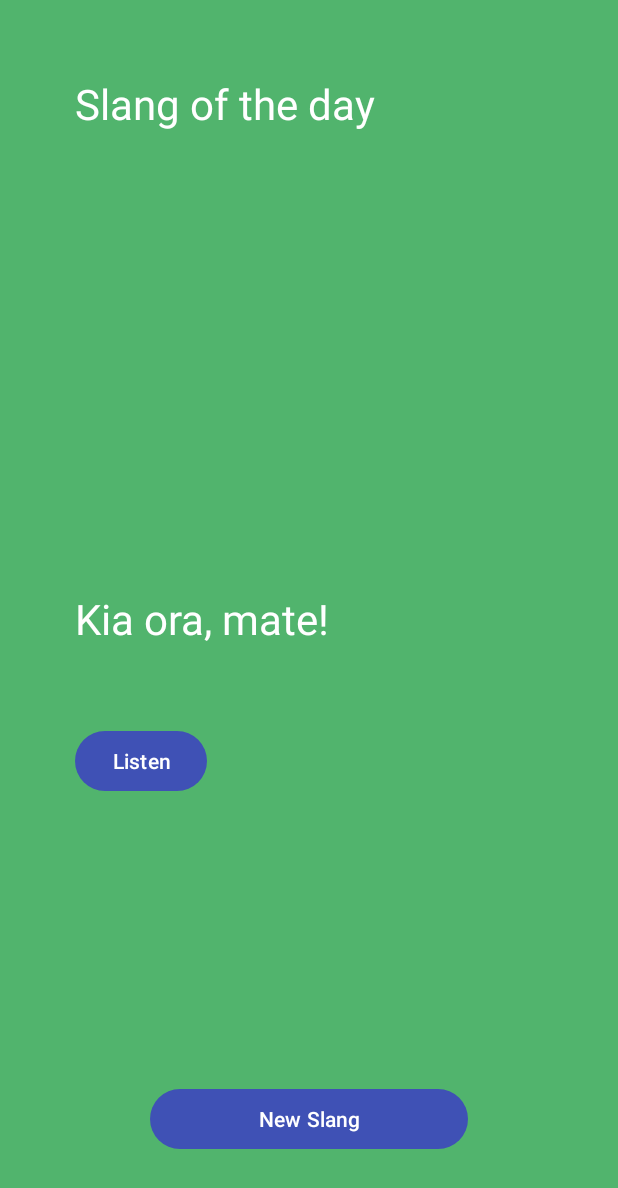
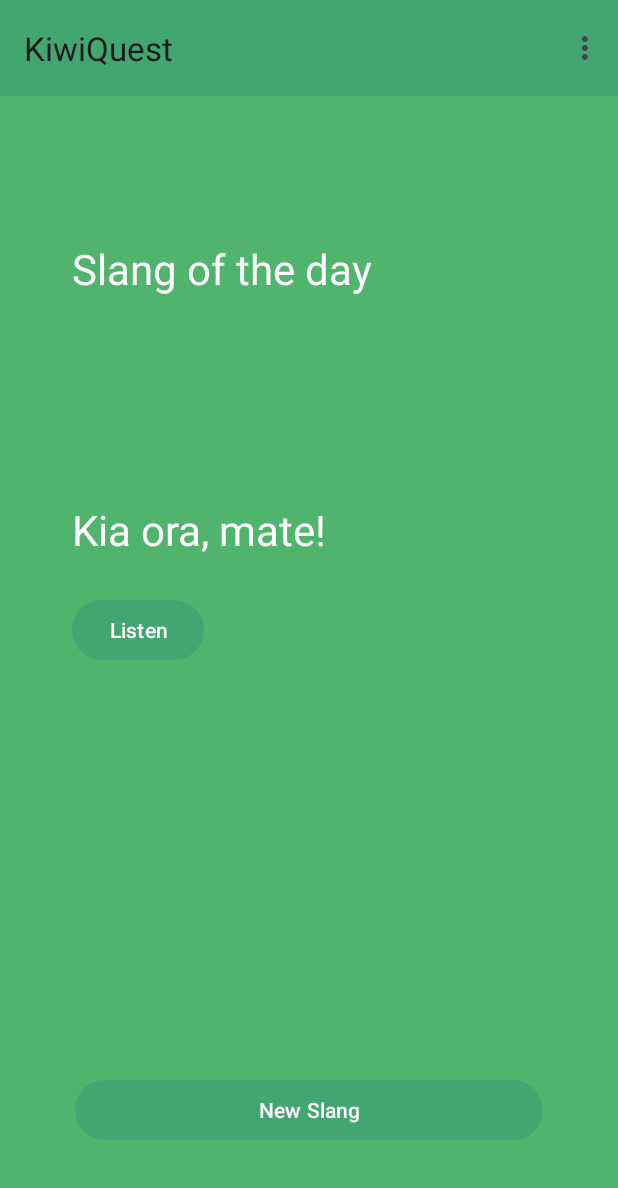
Before and after one commit to jonathanbcsouza/kiwi-slang-generator, an Android app: the screen it shows after launch (MainActivity), on a phone screen of 412 x 824 dp. Shown: the top 1188 px of the screen. Run offline under Robolectric (Android 15) with nearby library versions, the phone set to English and light mode, and no system bars; our stand-ins replace Firebase (no records; nobody signed in at launch, a user with empty details on screens opened directly).

Commit message:
feat: add toolbar (menu)

```diff
--- a/app/src/main/res/layout/activity_main.xml
+++ b/app/src/main/res/layout/activity_main.xml
@@ -6,36 +6,49 @@
     android:layout_width="match_parent"
     android:layout_height="match_parent"
     android:background="@color/background_color"
-    android:padding="@dimen/default_padding"
     tools:context=".MainActivity">
+
+    <androidx.appcompat.widget.Toolbar
+        android:id="@+id/toolbar"
+        android:layout_width="match_parent"
+        android:layout_height="?attr/actionBarSize"
+        android:background="?attr/colorPrimary"
+        app:layout_constraintTop_toTopOf="parent"
+        android:padding="0dp" />
 
     <TextView
         android:id="@+id/title"
         style="@style/Header"
         android:layout_width="wrap_content"
         android:layout_height="wrap_content"
+        android:layout_marginStart="48dp"
+        android:layout_marginTop="96dp"
         android:text="@string/header"
         app:layout_constraintStart_toStartOf="parent"
-        app:layout_constraintTop_toTopOf="parent" />
+        app:layout_constraintTop_toBottomOf="@+id/toolbar" />
 
     <TextView
         android:id="@+id/msg"
         style="@style/SlangText"
-        android:layout_width="wrap_content"
+        android:layout_width="0dp"
         android:layout_height="wrap_content"
+        android:layout_marginStart="48dp"
+        android:layout_marginEnd="48dp"
+        android:layout_marginTop="136dp"
         android:text="@string/welcome"
-        app:layout_constraintBottom_toBottomOf="parent"
+        app:layout_constraintEnd_toEndOf="parent"
         app:layout_constraintStart_toStartOf="parent"
-        app:layout_constraintTop_toTopOf="parent" />
+        app:layout_constraintTop_toBottomOf="@+id/title" />
 
     <Button
         android:id="@+id/btnSpeak"
         android:layout_width="wrap_content"
         android:layout_height="wrap_content"
-        android:layout_marginTop="52dp"
+        android:layout_marginStart="48dp"
+        android:layout_marginTop="24dp"
         android:text="@string/speak"
-        app:layout_constraintTop_toBottomOf="@+id/msg"
-        tools:layout_editor_absoluteX="0dp" />
+        app:layout_constraintStart_toStartOf="parent"
+        app:layout_constraintTop_toBottomOf="@+id/msg" />
 
     <Button
         android:id="@+id/btnCreateNew"
@@ -43,13 +56,12 @@
         android:layout_height="wrap_content"
         android:layout_marginStart="50dp"
         android:layout_marginEnd="50dp"
-        android:layout_marginBottom="4dp"
+        android:layout_marginBottom="60dp"
         android:text="@string/btn_new_slang"
-        android:textColor="@android:color/white"
+        android:textColor="@color/white"
         app:layout_constraintBottom_toBottomOf="parent"
         app:layout_constraintEnd_toEndOf="parent"
-        app:layout_constraintHorizontal_bias="0.33"
+        app:layout_constraintHorizontal_bias="0.0"
         app:layout_constraintStart_toStartOf="parent" />
 
-
 </androidx.constraintlayout.widget.ConstraintLayout>
--- /dev/null
+++ b/app/src/main/res/menu/app_menu.xml
@@ -0,0 +1,9 @@
+<?xml version="1.0" encoding="utf-8"?>
+<menu xmlns:android="http://schemas.android.com/apk/res/android">
+    <item
+        android:id="@+id/item1"
+        android:title="@string/menu_item_1" />
+    <item
+        android:id="@+id/item2"
+        android:title="@string/menu_item_2" />
+</menu>
--- a/app/src/main/res/values-night/themes.xml
+++ b/app/src/main/res/values-night/themes.xml
@@ -1,6 +1,8 @@
 <resources xmlns:tools="http://schemas.android.com/tools">
     <!-- Base application theme. -->
     <style name="Base.Theme.KiwiQuest" parent="Theme.Material3.DayNight.NoActionBar">
+        <item name="android:statusBarColor">@android:color/transparent</item>
+        <item name="android:windowLightStatusBar">false</item>
         <item name="colorPrimary">@color/colorPrimary</item>
         <item name="colorPrimaryDark">@color/colorPrimaryDark</item>
         <item name="colorAccent">@color/colorAccent</item>
--- a/app/src/main/res/values/colors.xml
+++ b/app/src/main/res/values/colors.xml
@@ -1,12 +1,11 @@
 <?xml version="1.0" encoding="utf-8"?>
 <resources>
-    <color name="colorPrimary">#3F51B5</color>
-    <color name="colorPrimaryDark">#303F9F</color>
+    <color name="colorPrimary">#42A671</color>
+    <color name="colorPrimaryDark">#2F774F</color>
+    <color name="colorAccent">#FFA539</color>
+    <color name="background_color">#51b46d</color>
     <color name="color_on_pressed">#FF4081</color>
-    <color name="colorAccent">#FF4081</color>
     <color name="color_on_not_pressed">#FF4081</color>
-
-    <color name="background_color">#51b46d</color>
     <color name="white">#FFFFFF</color>
     <color name="color_light_blue">#39add1</color>
     <color name="color_dark_blue">#3079ab</color>
@@ -36,5 +35,5 @@
         <item>@color/color_dark_gray</item>
         <item>@color/color_pink</item>
         <item>@color/color_light_gray</item>
-    </array>Z
+    </array>
 </resources>
--- a/app/src/main/res/values/strings.xml
+++ b/app/src/main/res/values/strings.xml
@@ -4,4 +4,6 @@
     <string name="btn_new_slang">New Slang</string>
     <string name="welcome">Kia ora, mate!</string>
     <string name="speak">Listen</string>
+    <string name="menu_item_1">Share</string>
+    <string name="menu_item_2">Rate Us!</string>
 </resources>
--- a/app/src/main/res/values/themes.xml
+++ b/app/src/main/res/values/themes.xml
@@ -1,6 +1,8 @@
 <resources xmlns:tools="http://schemas.android.com/tools">
-    <!-- Base application theme. -->
+
     <style name="Base.Theme.KiwiQuest" parent="Theme.Material3.DayNight.NoActionBar">
+        <item name="android:statusBarColor">@android:color/transparent</item>
+        <item name="android:windowLightStatusBar">true</item>
         <item name="colorPrimary">@color/colorPrimary</item>
         <item name="colorPrimaryDark">@color/colorPrimaryDark</item>
         <item name="colorAccent">@color/colorAccent</item>
```
Also changed, not shown: app/build.gradle.kts (+3 -6 lines), app/src/main/java/com/kiwi/quest/MainActivity.kt (+43 -1 lines).
